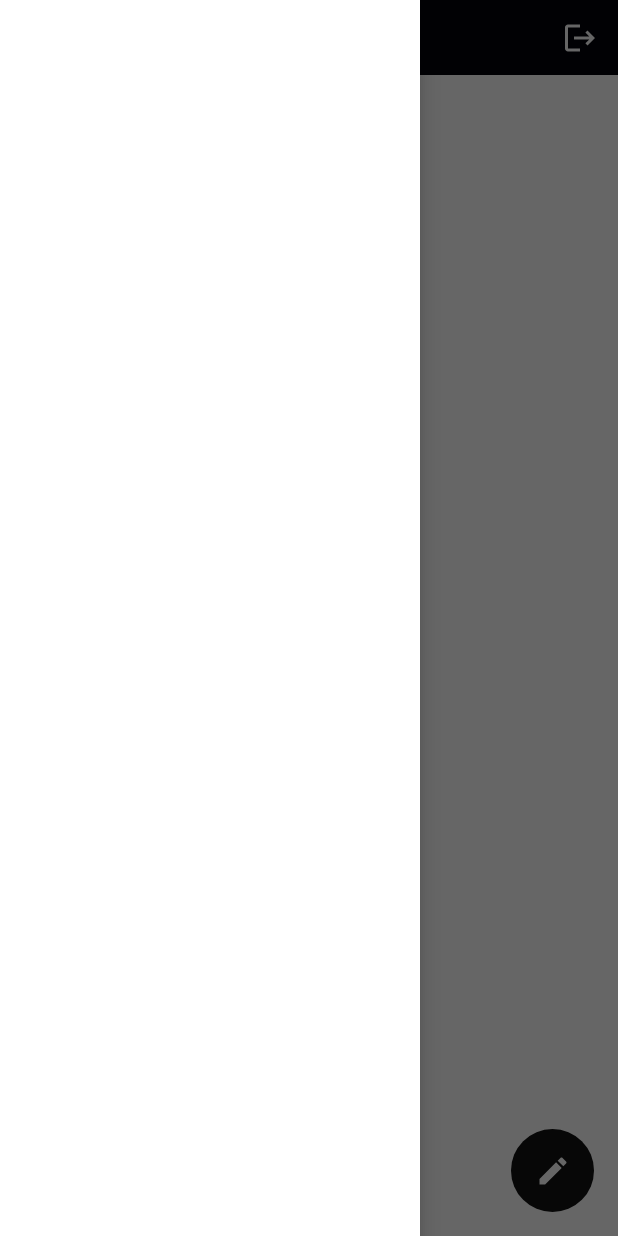
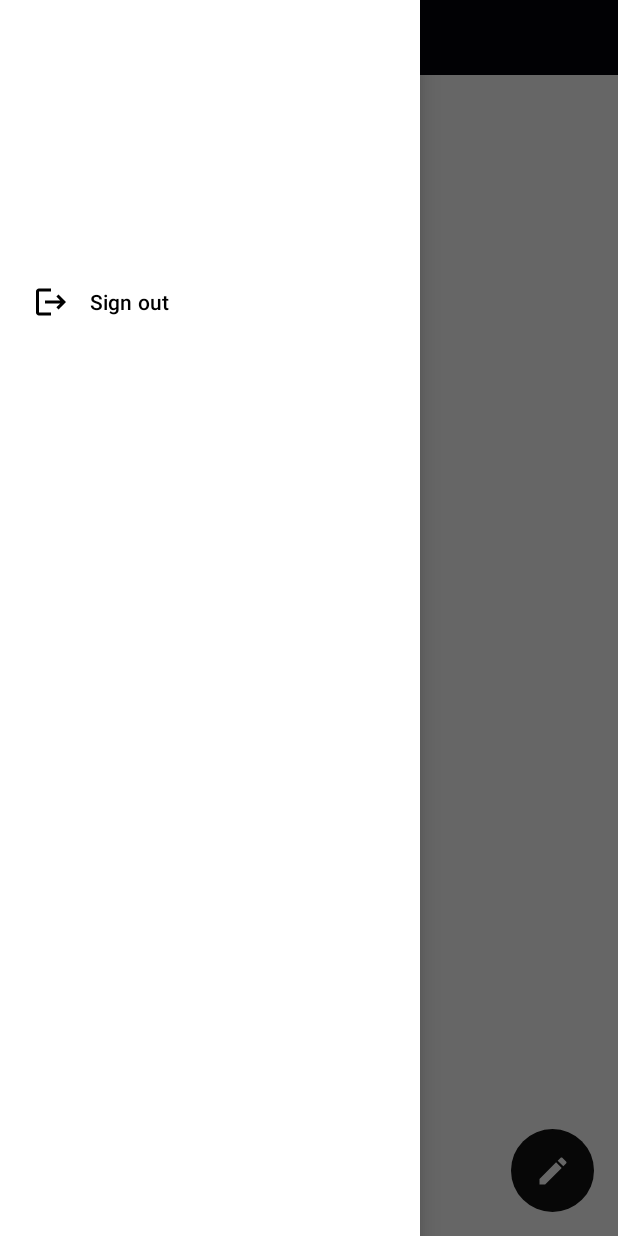
Before and after one commit to qqwdsds/.msgr, an Android app: the screen it shows after launch once a user with an empty profile is signed in (MessagesActivity), with the side drawer open, on a phone screen of 412 x 824 dp. Run offline under Robolectric (Android 15) with nearby library versions, the phone set to English and light mode, and no system bars; our stand-ins replace Firebase (no records; nobody signed in at launch, a user with empty details on screens opened directly), Picasso; libraries missing offline, so code that uses them is left out: com.xwray.groupie; 2 statements that could not run were skipped.

Commit message:
Ðproject submitted

```diff
--- a/app/src/main/AndroidManifest.xml
+++ b/app/src/main/AndroidManifest.xml
@@ -6,7 +6,7 @@
         android:allowBackup="true"
         android:dataExtractionRules="@xml/data_extraction_rules"
         android:fullBackupContent="@xml/backup_rules"
-        android:icon="@mipmap/ic_launcher"
+        android:icon="@drawable/kolobok"
         android:label="@string/app_name"
         android:supportsRtl="true"
         android:theme="@style/Theme.Application"
@@ -43,7 +43,7 @@
         </activity>
         <activity
             android:name=".loginregister.RegisterActivity"
-            android:exported="true"></activity>
+            android:exported="true"/>
     </application>
 
 </manifest>
--- a/app/src/main/java/com/example/application/loginregister/RegisterActivity.kt
+++ b/app/src/main/java/com/example/application/loginregister/RegisterActivity.kt
@@ -33,8 +33,6 @@ class RegisterActivity : AppCompatActivity() {
     private lateinit var dataBaseStorage: FirebaseStorage
 
     private lateinit var _username: String
-    private lateinit var _email: String
-    private lateinit var _password: String
     private var _image: Uri? = null
 
     private val tag = "Register Activity"
@@ -90,8 +88,8 @@ class RegisterActivity : AppCompatActivity() {
 
     //register button functionality
     private fun completeRegister() {
-        _email = binding.emailEdit.text.toString()
-        _password = binding.passwordEdit.text.toString()
+        val _email = binding.emailEdit.text.toString()
+        val _password = binding.passwordEdit.text.toString()
 
         // First check: email and password
         if (_email.isEmpty() || _password.isEmpty()) {
--- a/app/src/main/java/com/example/application/mainmessenger/ContactsActivity.kt
+++ b/app/src/main/java/com/example/application/mainmessenger/ContactsActivity.kt
@@ -40,7 +40,7 @@ class ContactsActivity : AppCompatActivity()
     }
 
 
-    // get users from the database and add them to the adapter
+    // get users from the database and add them to the RecyclerView
     private fun getUsers(){
         val ref = FirebaseDatabase.getInstance().getReference("users")
 
--- a/app/src/main/java/com/example/application/mainmessenger/MessagesActivity.kt
+++ b/app/src/main/java/com/example/application/mainmessenger/MessagesActivity.kt
@@ -4,6 +4,8 @@ import android.content.Intent
 import androidx.appcompat.app.AppCompatActivity
 import android.os.Bundle
 import android.util.Log
+import android.view.MenuItem
+import android.view.View
 import android.widget.ImageView
 import android.widget.TextView
 import androidx.core.view.GravityCompat
@@ -49,30 +51,30 @@ class MessagesActivity : AppCompatActivity()
 
         getLatestMessages()
 
-        val button_logout = findViewById<ImageView>(R.id.button_logout)
-        val button_info = findViewById<ImageView>(R.id.user_info)
-
         binding.buttonNewMessage.setOnClickListener {
             val i = Intent(this, ContactsActivity::class.java)
             startActivity(i)
         }
 
-        button_logout.setOnClickListener {
-            logOut()
-        }
-
         // show user info
+        val button_info = findViewById<ImageView>(R.id.user_info)
         button_info.setOnClickListener {
             showUserInfo()
         }
 
+        binding.navigationView.setNavigationItemSelectedListener {item ->
+            when(item.itemId){
+                R.id.menu_sign_out -> logOut()
+            }
+            true
+        }
     }
 
     private fun adjustRecyclerView() {
         binding.recyclerView.adapter = adapter
         binding.recyclerView.layoutManager = LinearLayoutManager(this)
 
-        adapter.setOnItemClickListener { item, view ->
+        adapter.setOnItemClickListener { item, _ ->
             val chatItem = item as ChatItem
 
             val i = Intent(this@MessagesActivity, ChatLogActivity::class.java)
@@ -86,8 +88,15 @@ class MessagesActivity : AppCompatActivity()
         userMessagesMap.values.forEach { message ->
             adapter.add(ChatItem(message))
         }
+        if(adapter.itemCount < 1){
+            binding.noMessagesText.visibility = View.VISIBLE
+        }
+        else{
+            binding.noMessagesText.visibility = View.GONE
+        }
     }
 
+    // add all latest messages
     private fun getLatestMessages() {
         val curentUserUid = FirebaseAuth.getInstance().uid
 
@@ -131,9 +140,9 @@ class MessagesActivity : AppCompatActivity()
         }
     }
 
+    // show user info in navigation drawer
     private fun showUserInfo() {
         findViewById<DrawerLayout>(R.id.drawler_layout).openDrawer(GravityCompat.START)
-
         val navigation_view_username = findViewById<TextView>(R.id.navigation_view_username)
         val navigation_view_profile_photo =
             findViewById<ImageView>(R.id.navigation_view_user_profile_photo)
--- a/app/src/main/res/layout/actionbar_chat_log.xml
+++ b/app/src/main/res/layout/actionbar_chat_log.xml
@@ -8,9 +8,9 @@
     <ImageView
         android:id="@+id/chat_log_arrow_back"
         android:layout_width="wrap_content"
-        android:layout_height="wrap_content"
+        android:layout_height="0dp"
         android:src="@drawable/image_arrow_back"
-        android:layout_marginStart="7dp"
+        android:paddingStart="7dp"
         app:layout_constraintStart_toStartOf="parent"
         app:layout_constraintBottom_toBottomOf="parent"
         app:layout_constraintTop_toTopOf="parent"/>
@@ -20,6 +20,7 @@
         android:layout_width="43dp"
         android:layout_height="43dp"
         android:src="@drawable/kolobok"
+        android:layout_marginStart="9dp"
         app:layout_constraintStart_toEndOf="@id/chat_log_arrow_back"
         app:layout_constraintBottom_toBottomOf="@id/chat_log_arrow_back"
         app:layout_constraintTop_toTopOf="@id/chat_log_arrow_back"/>
--- a/app/src/main/res/layout/actionbar_contacts.xml
+++ b/app/src/main/res/layout/actionbar_contacts.xml
@@ -8,9 +8,9 @@
     <ImageView
         android:id="@+id/contacts_arrow_back"
         android:layout_width="wrap_content"
-        android:layout_height="wrap_content"
+        android:layout_height="0dp"
         android:src="@drawable/image_arrow_back"
-        android:layout_marginStart="7dp"
+        android:paddingStart="7dp"
         app:layout_constraintStart_toStartOf="parent"
         app:layout_constraintBottom_toBottomOf="parent"
         app:layout_constraintTop_toTopOf="parent"/>
--- a/app/src/main/res/layout/actionbar_messages.xml
+++ b/app/src/main/res/layout/actionbar_messages.xml
@@ -17,16 +17,6 @@
         app:layout_constraintTop_toTopOf="parent" />
 
     <ImageView
-        android:id="@+id/button_logout"
-        android:layout_width="wrap_content"
-        android:layout_height="wrap_content"
-        android:layout_marginEnd="13dp"
-        android:src="@drawable/image_sign_out"
-        app:layout_constraintBottom_toBottomOf="parent"
-        app:layout_constraintEnd_toEndOf="parent"
-        app:layout_constraintTop_toTopOf="parent" />
-
-    <ImageView
         android:id="@+id/user_info"
         android:layout_width="wrap_content"
         android:layout_height="wrap_content"
--- a/app/src/main/res/layout/activity_login.xml
+++ b/app/src/main/res/layout/activity_login.xml
@@ -79,6 +79,7 @@
         android:text="@string/sign_in"
         android:textAllCaps="false"
         android:textSize="15sp"
+        android:textColor="#FFFFFF"
         app:layout_constraintEnd_toEndOf="@+id/password_textInput"
         app:layout_constraintStart_toStartOf="@+id/password_textInput"
         app:layout_constraintTop_toBottomOf="@id/password_textInput"
--- a/app/src/main/res/layout/activity_messages.xml
+++ b/app/src/main/res/layout/activity_messages.xml
@@ -15,16 +15,29 @@
             android:id="@+id/actionbar"
             layout="@layout/actionbar_messages" />
 
+        <TextView
+            android:id="@+id/no_messages_text"
+            android:layout_width="wrap_content"
+            android:layout_height="wrap_content"
+            android:text="no messages yet"
+            android:textStyle="bold"
+            android:layout_marginTop="50dp"
+            app:layout_constraintStart_toStartOf="parent"
+            app:layout_constraintEnd_toEndOf="parent"
+            app:layout_constraintTop_toBottomOf="@id/actionbar"/>
+
         <androidx.recyclerview.widget.RecyclerView
             android:id="@+id/recyclerView"
             android:layout_width="0dp"
             android:layout_height="0dp"
-            tools:listitem="@layout/activity_messages_item"
-            tools:itemCount="5"
             app:layout_constraintBottom_toBottomOf="parent"
             app:layout_constraintEnd_toEndOf="parent"
+            app:layout_constraintHorizontal_bias="0.0"
             app:layout_constraintStart_toStartOf="parent"
-            app:layout_constraintTop_toBottomOf="@id/actionbar" />
+            app:layout_constraintTop_toBottomOf="@id/actionbar"
+            app:layout_constraintVertical_bias="0.0"
+            tools:itemCount="5"
+            tools:listitem="@layout/activity_messages_item" />
 
         <ImageButton
             android:id="@+id/button_new_message"
@@ -56,6 +69,7 @@
         android:layout_width="wrap_content"
         android:layout_height="match_parent"
         android:layout_gravity="start"
-        app:headerLayout="@layout/user_info"/>
+        app:headerLayout="@layout/user_info"
+        app:menu="@menu/menu"/>
 
 </androidx.drawerlayout.widget.DrawerLayout>
--- a/app/src/main/res/layout/activity_messages_item.xml
+++ b/app/src/main/res/layout/activity_messages_item.xml
@@ -3,6 +3,7 @@
     xmlns:app="http://schemas.android.com/apk/res-auto"
     android:layout_width="match_parent"
     android:layout_height="90dp"
+    xmlns:tools="http://schemas.android.com/tools"
     android:layout_marginStart="10dp"
     android:layout_marginTop="5dp"
     android:layout_marginEnd="10dp"
@@ -20,11 +21,11 @@
             android:layout_width="55dp"
             android:layout_height="55dp"
             android:layout_marginStart="10dp"
-            android:src="@drawable/kolobok"
             app:civ_border_width="2dp"
             app:layout_constraintBottom_toBottomOf="parent"
             app:layout_constraintStart_toStartOf="parent"
-            app:layout_constraintTop_toTopOf="parent" />
+            app:layout_constraintTop_toTopOf="parent"
+            tools:src="@drawable/kolobok"/>
 
         <TextView
             android:id="@+id/username_text"
--- a/app/src/main/res/layout/activity_register.xml
+++ b/app/src/main/res/layout/activity_register.xml
@@ -117,6 +117,7 @@
         android:layout_height="44dp"
         android:layout_marginTop="7dp"
         android:backgroundTint="@color/button_color"
+        android:textColor="#FFFFFF"
         android:text="@string/register"
         android:textAllCaps="false"
         android:textSize="15sp"
--- a/app/src/main/res/layout/message_left.xml
+++ b/app/src/main/res/layout/message_left.xml
@@ -27,7 +27,7 @@
         android:paddingTop="7dp"
         android:paddingBottom="7dp"
         android:maxWidth="250dp"
-        android:background="@drawable/style_message"
+        android:background="@drawable/receive_message_drawable"
         app:layout_constraintStart_toEndOf="@id/chat_user_image"
         app:layout_constraintTop_toTopOf="@id/chat_user_image"/>
 
--- a/app/src/main/res/layout/message_right.xml
+++ b/app/src/main/res/layout/message_right.xml
@@ -3,7 +3,6 @@
     android:layout_width="match_parent"
     android:layout_height="wrap_content"
     xmlns:app="http://schemas.android.com/apk/res-auto">
-
 
     <TextView
         android:id="@+id/chat_message_text"
@@ -18,7 +17,7 @@
         android:paddingTop="7dp"
         android:paddingBottom="7dp"
         android:maxWidth="250dp"
-        android:background="@drawable/style_message"
+        android:background="@drawable/send_message_drawable"
         app:layout_constraintTop_toTopOf="parent"
         app:layout_constraintEnd_toEndOf="parent"/>
 
--- /dev/null
+++ b/app/src/main/res/menu/menu.xml
@@ -0,0 +1,8 @@
+<?xml version="1.0" encoding="utf-8"?>
+<menu xmlns:android="http://schemas.android.com/apk/res/android"
+    xmlns:tools="http://schemas.android.com/tools"
+    tools:showIn="navigation_view">
+    <item android:id="@+id/menu_sign_out"
+        android:icon="@drawable/image_sign_out"
+        android:title="Sign out"/>
+</menu>
```
Also changed, not shown: app/src/main/java/com/example/application/mainmessenger/ChatLogActivity.kt (+34 -19 lines), app/src/main/res/drawable/receive_message_drawable.xml (added, +9 -0 lines), app/src/main/res/drawable/send_message_drawable.xml (added, +9 -0 lines), app/src/main/res/drawable/style_message.xml (deleted, +0 -7 lines), app/src/main/res/layout/activity_chat_log.xml (+9 -5 lines).
